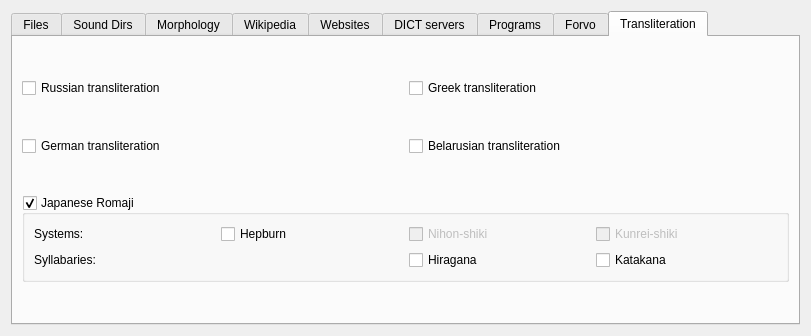
First picture: the form in sources.ui, repository goldendict/goldendict, before the edit.
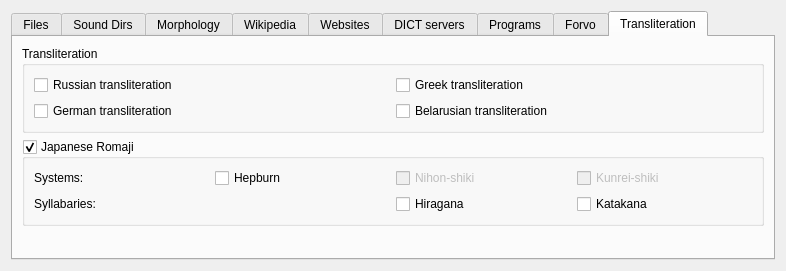
Second picture: the form after the edit. The open tabs and pages were chosen to show the change. Icons and pictures are not drawn.

```diff
--- a/sources.ui
+++ b/sources.ui
@@ -6,8 +6,8 @@
    <rect>
     <x>0</x>
     <y>0</y>
-    <width>811</width>
-    <height>336</height>
+    <width>786</width>
+    <height>271</height>
    </rect>
   </property>
   <property name="windowTitle">
@@ -16,18 +16,6 @@
   <layout class="QVBoxLayout" name="verticalLayout_5">
    <item>
     <widget class="QTabWidget" name="tabWidget">
-     <property name="currentIndex">
-      <number>0</number>
-     </property>
-     <property name="iconSize">
-      <size>
-       <width>15</width>
-       <height>15</height>
-      </size>
-     </property>
-     <property name="usesScrollButtons">
-      <bool>false</bool>
-     </property>
      <widget class="QWidget" name="filesTab">
       <attribute name="icon">
        <iconset resource="resources.qrc">
@@ -635,19 +623,10 @@
       </attribute>
       <layout class="QVBoxLayout" name="transliterationLayout">
        <item>
-        <spacer name="verticalSpacer_5">
-         <property name="orientation">
-          <enum>Qt::Vertical</enum>
+        <widget class="QGroupBox" name="groupBox">
+         <property name="title">
+          <string>Transliteration</string>
          </property>
-         <property name="sizeHint" stdset="0">
-          <size>
-           <width>20</width>
-           <height>40</height>
-          </size>
-         </property>
-        </spacer>
-       </item>
-       <item>
         <layout class="QGridLayout" name="gridLayout_2">
          <item row="0" column="0">
           <widget class="QCheckBox" name="enableRussianTransliteration">
@@ -672,19 +651,6 @@
           </widget>
          </item>
          <item row="1" column="0">
-          <spacer name="verticalSpacer_6">
-           <property name="orientation">
-            <enum>Qt::Vertical</enum>
-           </property>
-           <property name="sizeHint" stdset="0">
-            <size>
-             <width>20</width>
-             <height>40</height>
-            </size>
-           </property>
-          </spacer>
-         </item>
-         <item row="2" column="0">
           <widget class="QCheckBox" name="enableGermanTransliteration">
            <property name="text">
             <string>German transliteration</string>
@@ -695,7 +661,7 @@
            </property>
           </widget>
          </item>
-         <item row="2" column="1">
+          <item row="1" column="1">
           <widget class="QCheckBox" name="enableBelarusianTransliteration">
            <property name="text">
             <string>Belarusian transliteration</string>
@@ -707,19 +673,7 @@
           </widget>
          </item>
         </layout>
-       </item>
-       <item>
-        <spacer name="verticalSpacer_7">
-         <property name="orientation">
-          <enum>Qt::Vertical</enum>
-         </property>
-         <property name="sizeHint" stdset="0">
-          <size>
-           <width>20</width>
-           <height>40</height>
-          </size>
-         </property>
-        </spacer>
+        </widget>
        </item>
        <item>
         <widget class="QGroupBox" name="enableRomaji">
```
Left out of the diff: 51 changed lines with no effect on the pictures. Lines whose indentation alone changed are shown as unchanged.
